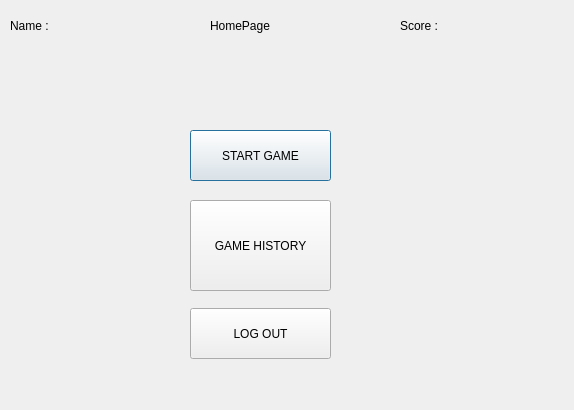
Qt form GameApp/homepage.ui (mahdihabibi0/tic-tac-toe) before a commit.
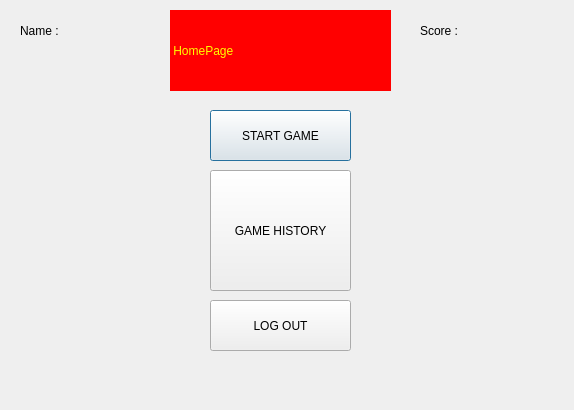
The same form after that commit.

```diff
--- a/GameApp/homepage.ui
+++ b/GameApp/homepage.ui
@@ -16,8 +16,8 @@
   <widget class="QPushButton" name="startGame">
    <property name="geometry">
     <rect>
-     <x>190</x>
-     <y>130</y>
+     <x>210</x>
+     <y>110</y>
      <width>141</width>
      <height>51</height>
     </rect>
@@ -29,10 +29,10 @@
   <widget class="QLabel" name="name">
    <property name="geometry">
     <rect>
-     <x>10</x>
-     <y>10</y>
-     <width>91</width>
-     <height>31</height>
+     <x>20</x>
+     <y>0</y>
+     <width>61</width>
+     <height>61</height>
     </rect>
    </property>
    <property name="text">
@@ -42,23 +42,28 @@
   <widget class="QLabel" name="homePage">
    <property name="geometry">
     <rect>
-     <x>210</x>
+     <x>170</x>
      <y>10</y>
-     <width>91</width>
-     <height>31</height>
+     <width>221</width>
+     <height>81</height>
     </rect>
    </property>
+   <property name="styleSheet">
+    <string notr="true">font: 9pt &quot;Modern&quot;;
+color: rgb(255, 255, 0);
+background-color: rgb(255, 0, 0);</string>
+   </property>
    <property name="text">
-    <string>HomePage</string>
+    <string> HomePage</string>
    </property>
   </widget>
   <widget class="QLabel" name="score">
    <property name="geometry">
     <rect>
-     <x>400</x>
+     <x>420</x>
      <y>10</y>
      <width>63</width>
-     <height>31</height>
+     <height>41</height>
     </rect>
    </property>
    <property name="text">
@@ -68,10 +73,10 @@
   <widget class="QPushButton" name="gameHistory">
    <property name="geometry">
     <rect>
-     <x>190</x>
-     <y>200</y>
+     <x>210</x>
+     <y>170</y>
      <width>141</width>
-     <height>91</height>
+     <height>121</height>
     </rect>
    </property>
    <property name="text">
@@ -81,8 +86,8 @@
   <widget class="QPushButton" name="logOut">
    <property name="geometry">
     <rect>
-     <x>190</x>
-     <y>308</y>
+     <x>210</x>
+     <y>300</y>
      <width>141</width>
      <height>51</height>
     </rect>
@@ -96,8 +101,8 @@
     <rect>
      <x>80</x>
      <y>10</y>
-     <width>91</width>
-     <height>31</height>
+     <width>71</width>
+     <height>41</height>
     </rect>
    </property>
    <property name="text">
@@ -107,10 +112,10 @@
   <widget class="QLabel" name="userScore">
    <property name="geometry">
     <rect>
-     <x>462</x>
-     <y>9</y>
+     <x>470</x>
+     <y>10</y>
      <width>81</width>
-     <height>31</height>
+     <height>41</height>
     </rect>
    </property>
    <property name="text">
```
